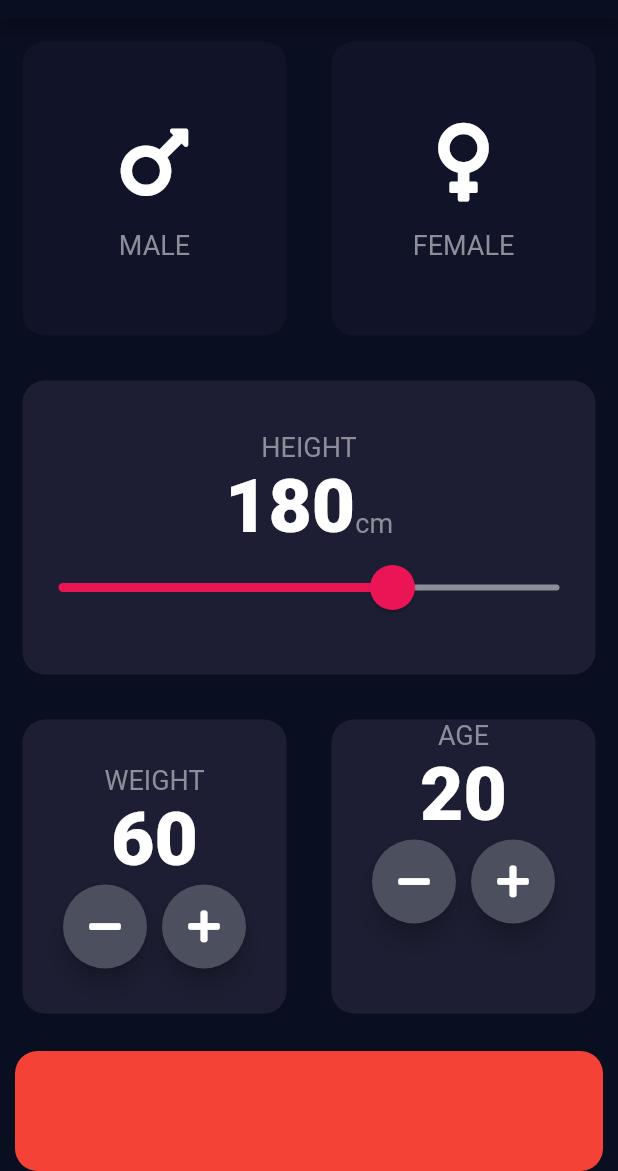
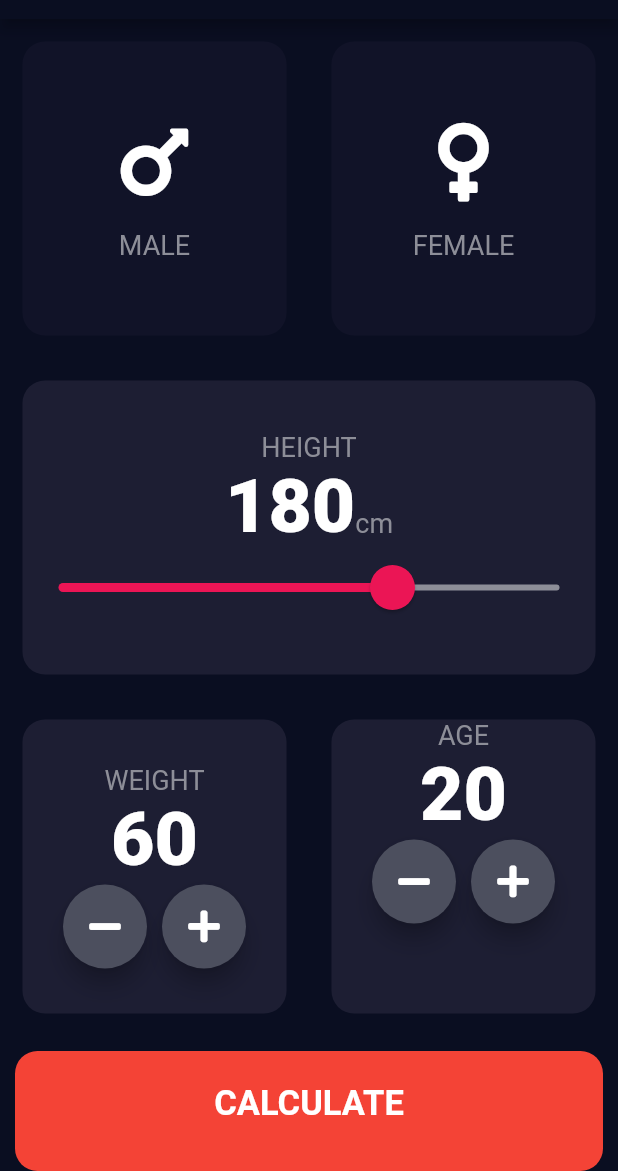
Before and after one commit to tk-code-dev/flutter_bmi, a Flutter app: the screen it shows after launch, on a phone screen of 412 x 824 dp, the part 65-1236 px from its top. Run offline on Flutter 3.47's test engine with Material 2 defaults, Android fonts, the phone set to English and light mode, and no system bars; our stand-ins replace font_awesome_flutter.

Commit message:
Navigate Result page and make bottom_button file

```diff
--- /dev/null
+++ b/lib/bottom_button.dart
@@ -0,0 +1,31 @@
+import 'package:flutter/material.dart';
+import 'constants.dart';
+
+class BottomButton extends StatelessWidget {
+  final Function onTap;
+  final String buttonTitle;
+  BottomButton({@required this.onTap, @required this.buttonTitle});
+
+  @override
+  Widget build(BuildContext context) {
+    return GestureDetector(
+      onTap: onTap,
+      child: Container(
+        child: Center(
+          child: Text(
+            buttonTitle,
+            style: kLargeButtonTextStyle,
+          ),
+        ),
+        padding: EdgeInsets.only(bottom: 10.0),
+        height: kBottomContainerHeight,
+        width: double.infinity,
+        margin: EdgeInsets.fromLTRB(10.0, 10.0, 10.0, 0),
+        decoration: BoxDecoration(
+          color: kBottomContainerColour,
+          borderRadius: BorderRadius.circular(15.0),
+        ),
+      ),
+    );
+  }
+}
--- a/lib/input_page.dart
+++ b/lib/input_page.dart
@@ -3,6 +3,9 @@ import 'package:font_awesome_flutter/font_awesome_flutter.dart';
 import 'icon_content.dart';
 import 'reusable_card.dart';
 import 'constants.dart';
+import 'results_page.dart';
+import 'bottom_button.dart';
+import 'round_icon_button.dart';
 
 enum Gender { male, female }
 
@@ -204,33 +207,14 @@ class _InputPageState extends State<InputPage> {
                 ],
               ),
             ),
-            Container(
-              height: kBottomContainerHeight,
-              width: double.infinity,
-              margin: EdgeInsets.fromLTRB(10.0, 10.0, 10.0, 0),
-              decoration: BoxDecoration(
-                color: kBottomContainerColour,
-                borderRadius: BorderRadius.circular(15.0),
-              ),
+            BottomButton(
+              buttonTitle: 'CALCULATE',
+              onTap: () {
+                Navigator.push(context,
+                    MaterialPageRoute(builder: (context) => ResultsPage()));
+              },
             )
           ],
         ));
   }
 }
-
-class RoundIconButton extends StatelessWidget {
-  final IconData icon;
-  final Function onPressed;
-  RoundIconButton({@required this.icon, @required this.onPressed});
-  @override
-  Widget build(BuildContext context) {
-    return RawMaterialButton(
-      onPressed: onPressed,
-      child: Icon(icon),
-      elevation: 6.0,
-      constraints: BoxConstraints.tightFor(width: 56.0, height: 56.0),
-      shape: CircleBorder(),
-      fillColor: Color(0xFF4C4F5E),
-    );
-  }
-}
--- /dev/null
+++ b/lib/round_icon_button.dart
@@ -0,0 +1,18 @@
+import 'package:flutter/material.dart';
+
+class RoundIconButton extends StatelessWidget {
+  final IconData icon;
+  final Function onPressed;
+  RoundIconButton({@required this.icon, @required this.onPressed});
+  @override
+  Widget build(BuildContext context) {
+    return RawMaterialButton(
+      onPressed: onPressed,
+      child: Icon(icon),
+      elevation: 6.0,
+      constraints: BoxConstraints.tightFor(width: 56.0, height: 56.0),
+      shape: CircleBorder(),
+      fillColor: Color(0xFF4C4F5E),
+    );
+  }
+}
```
Also changed, not shown: lib/constants.dart (+25 -0 lines), lib/results_page.dart (added, +49 -0 lines).
